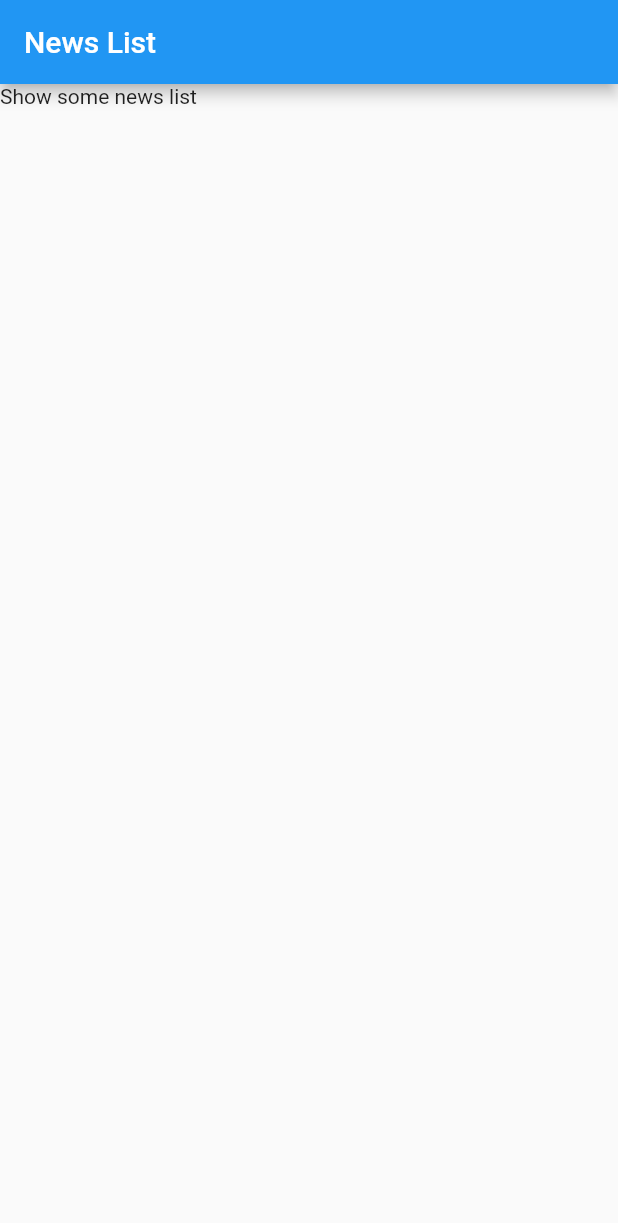
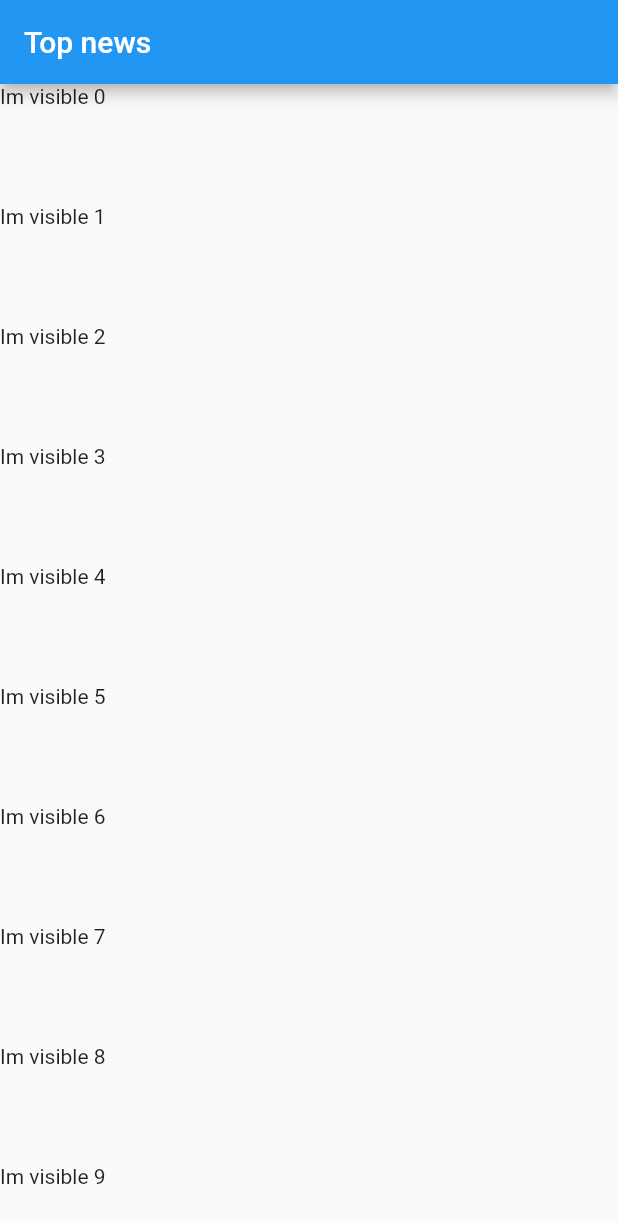
Before and after one commit to DaveatCor/Flutter_tutorial, a Flutter app: the screen it shows after launch, on a phone screen of 412 x 824 dp. Shown: the top 1223 px of the screen. Run offline on Flutter 3.47's test engine with Material 2 defaults, Android fonts, the phone set to English and light mode, and no system bars; our stand-ins replace sqflite; accounts and stored records are empty.

Commit message:
4. Solution Outline

```diff
--- a/lesson22/lib/src/resource/new_api_provider.dart
+++ b/lesson22/lib/src/resource/new_api_provider.dart
@@ -13,10 +13,10 @@ class NewsApiProvider implements Source{
     /* Decode Json Data to default Type */
     final id = await json.decode(response.body);
     /* Default Decode Type Is List Dynamic, And Below Convert That Type To List Int */
-    List<int> toListInt = List<int>.from(id);
+    // List<int> toListInt = List<int>.from(id);
     /* Convert List Int To Future List Int To Fit With Function Type*/
-    Future<List<int>> listInt = new Future<List<int>>(() => toListInt );
-    return listInt;
+    // Future<List<int>> listInt = new Future<List<int>>(() => toListInt );
+    return id;
   }
   Future<ItemModel> fetchItem(int id) async {
     final response = await client.get('$_root/item/$id.json');
--- a/lesson22/lib/src/screens/news_list.dart
+++ b/lesson22/lib/src/screens/news_list.dart
@@ -1,12 +1,39 @@
 import 'package:flutter/material.dart';
+import 'dart:async';
 
 class NewsList extends StatelessWidget{
   Widget build(BuildContext context) {
     return Scaffold(
       appBar: AppBar(
-        title: Text('News List'),
+        title: Text('Top news'),
       ),
-      body: Text('Show some news list'),
+      body: getList(),
+    );
+  }
+
+  Widget getList() {
+    return ListView.builder(
+      itemCount: 1000,
+      itemBuilder: (context, index) {
+        return FutureBuilder(
+          future: getFuture(),
+          builder: (context, snapshot) {
+            return Container(
+              height: 80.0,
+              child: snapshot.hasData
+                ? Text("Im visible $index")
+                : Text("Im havent fetch data yey $index"),
+            );
+          },
+        );
+      },
+    );
+  }
+
+  getFuture() {
+    return Future.delayed(
+      Duration(seconds: 2),
+      () => 'Hi'
     );
   }
 }
```
Also changed, not shown: 2 other files.
